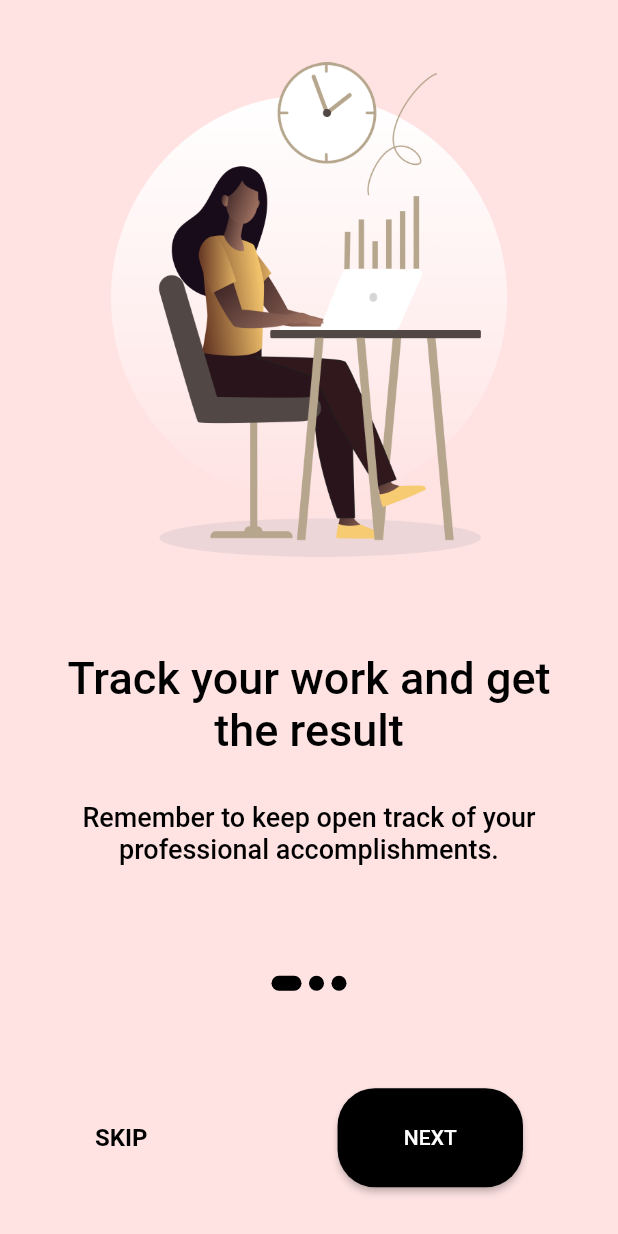
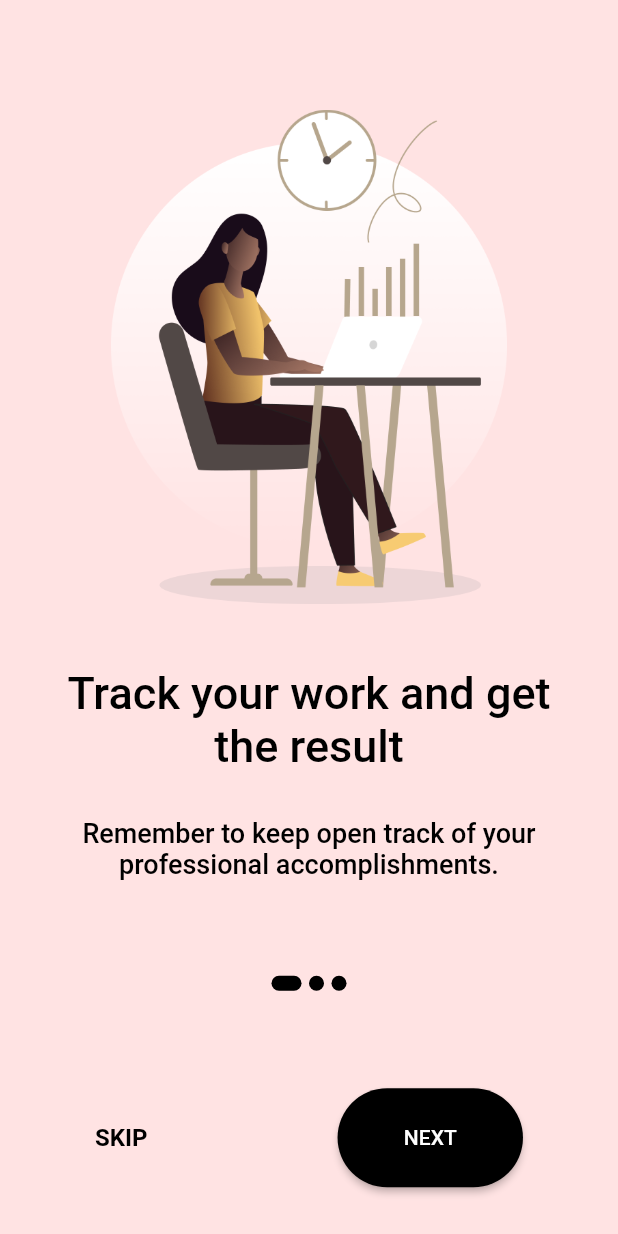
Before and after one commit to sagarpatel208/Flutter-Onboarding, a Flutter app: the screen it shows after launch, on a phone screen of 412 x 824 dp. Run offline on Flutter 3.47's test engine with Material 2 defaults, Android fonts, the phone set to English and light mode, and no system bars.

Commit message:
minor design fixes

```diff
--- a/lib/main.dart
+++ b/lib/main.dart
@@ -19,7 +19,7 @@ class MyApp extends StatelessWidget {
           style: ButtonStyle(
             shape: MaterialStateProperty.resolveWith<OutlinedBorder>((_) {
               return RoundedRectangleBorder(
-                  borderRadius: BorderRadius.circular(25));
+                  borderRadius: BorderRadius.circular(50));
             }),
             padding: MaterialStateProperty.all<EdgeInsetsGeometry>(
               const EdgeInsets.all(25),
@@ -127,6 +127,7 @@ class _HomePageState extends State<HomePage> {
       child: Column(
         mainAxisAlignment: MainAxisAlignment.spaceAround,
         children: [
+          const SizedBox(),
           Image.asset(
             boardingData[index]['image'],
             height: MediaQuery.of(context).size.width * 0.8,
```
